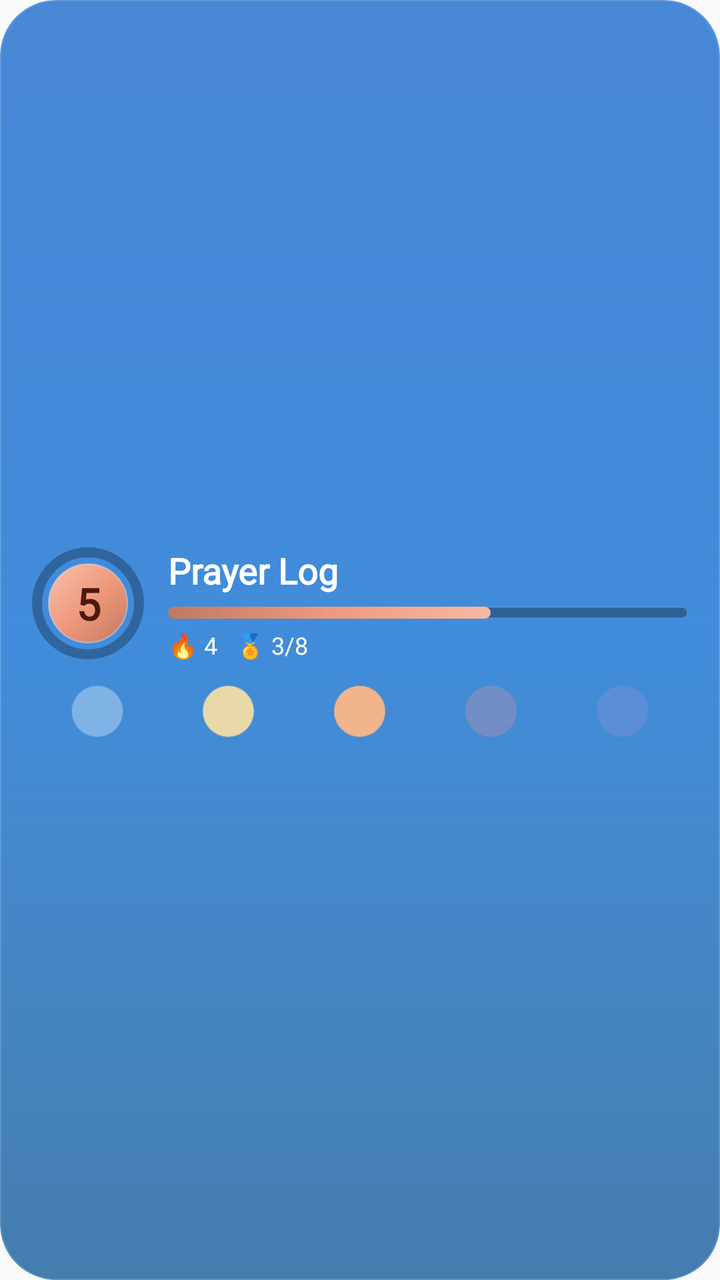
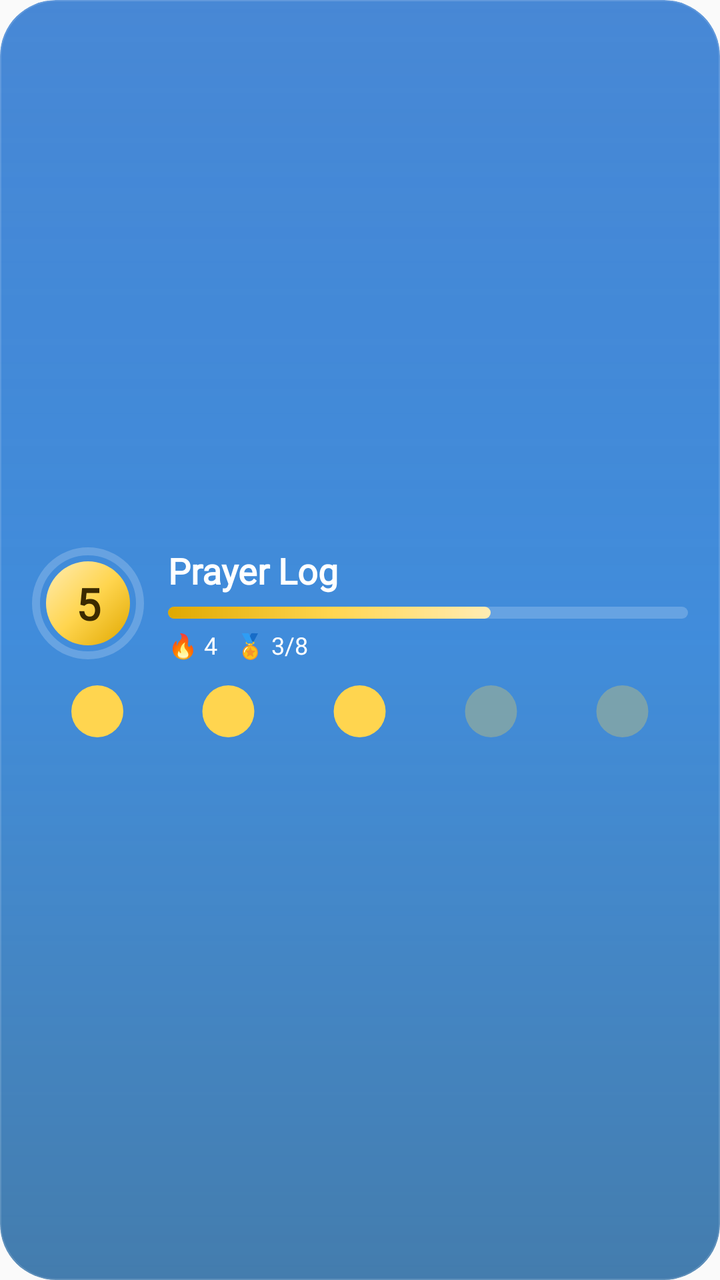

Before-and-after screenshots of an Android layout around one commit, followed by the original layout XML and the change that was made.
<!-- AndroidManifest.xml: application theme Theme.Waktiva -->
<!-- res/layout/widget_prayer_log_preview.xml -->
<?xml version="1.0" encoding="utf-8"?>
<FrameLayout xmlns:android="http://schemas.android.com/apk/res/android"
    android:id="@android:id/background"
    android:layout_width="match_parent"
    android:layout_height="match_parent"
    android:background="@drawable/widget_preview_bg"
    android:clipToOutline="true">

    <ImageView
        android:layout_width="match_parent"
        android:layout_height="match_parent"
        android:scaleType="fitXY"
        android:src="@drawable/widget_sheen" />

    <LinearLayout
        android:layout_width="match_parent"
        android:layout_height="match_parent"
        android:gravity="center_vertical"
        android:orientation="vertical"
        android:paddingStart="16dp"
        android:paddingTop="12dp"
        android:paddingEnd="16dp"
        android:paddingBottom="10dp">

        <LinearLayout
            android:layout_width="match_parent"
            android:layout_height="wrap_content"
            android:gravity="center_vertical"
            android:orientation="horizontal">

            <TextView
                android:layout_width="56dp"
                android:layout_height="56dp"
                android:background="@drawable/widget_medal_preview"
                android:fontFamily="@font/inter_medium"
                android:gravity="center"
                android:text="5"
                android:textColor="#FF4A1B0C"
                android:textSize="22sp"
                android:textStyle="bold" />

            <LinearLayout
                android:layout_width="0dp"
                android:layout_height="wrap_content"
                android:layout_marginStart="12dp"
                android:layout_weight="1"
                android:orientation="vertical">

                <TextView
                    android:layout_width="wrap_content"
                    android:layout_height="wrap_content"
                    android:fontFamily="@font/inter_medium"
                    android:maxLines="1"
                    android:text="@string/prayer_log_title"
                    android:textColor="#FFFFFFFF"
                    android:textSize="18sp"
                    android:textStyle="bold" />

                <ProgressBar
                    style="?android:attr/progressBarStyleHorizontal"
                    android:layout_width="match_parent"
                    android:layout_height="6dp"
                    android:layout_marginTop="6dp"
                    android:max="1000"
                    android:maxHeight="6dp"
                    android:minHeight="6dp"
                    android:progress="620"
                    android:progressDrawable="@drawable/widget_xp_bar" />

                <TextView
                    android:layout_width="wrap_content"
                    android:layout_height="wrap_content"
                    android:layout_marginTop="5dp"
                    android:fontFamily="@font/inter_medium"
                    android:maxLines="1"
                    android:text="🔥 4   🏅 3/8"
                    android:textColor="#FFFFFFFF"
                    android:textSize="12sp" />
            </LinearLayout>
        </LinearLayout>

        <LinearLayout
            android:layout_width="match_parent"
            android:layout_height="wrap_content"
            android:layout_marginTop="12dp"
            android:orientation="horizontal">

            <ImageView
                android:layout_width="0dp"
                android:layout_height="26dp"
                android:layout_weight="1"
                android:src="@drawable/widget_log_dot_preview"
                android:tint="#FF7FB2E5" />

            <ImageView
                android:layout_width="0dp"
                android:layout_height="26dp"
                android:layout_weight="1"
                android:src="@drawable/widget_log_dot_preview"
                android:tint="#FFE8D9A8" />

            <ImageView
                android:layout_width="0dp"
                android:layout_height="26dp"
                android:layout_weight="1"
                android:src="@drawable/widget_log_dot_preview"
                android:tint="#FFF2B48A" />

            <ImageView
                android:layout_width="0dp"
                android:layout_height="26dp"
                android:layout_weight="1"
                android:alpha="0.3"
                android:src="@drawable/widget_log_dot_preview"
                android:tint="#FFE28F9B" />

            <ImageView
                android:layout_width="0dp"
                android:layout_height="26dp"
                android:layout_weight="1"
                android:alpha="0.3"
                android:src="@drawable/widget_log_dot_preview"
                android:tint="#FF9A8FD8" />
        </LinearLayout>
    </LinearLayout>
</FrameLayout>
<!-- resources referenced by this layout -->
<resources>
  <!-- drawable widget_log_dot_preview (drawable) -->
  <?xml version="1.0" encoding="utf-8"?>
  <shape xmlns:android="http://schemas.android.com/apk/res/android"
      android:shape="oval">
      <size android:width="26dp" android:height="26dp" />
      <solid android:color="#FFFFFFFF" />
      <stroke android:width="0.7dp" android:color="#59FFFFFF" />
  </shape>
  <!-- drawable widget_medal_preview (drawable) -->
  <?xml version="1.0" encoding="utf-8"?>
  <layer-list xmlns:android="http://schemas.android.com/apk/res/android">
      <item>
          <shape android:shape="oval">
              <stroke android:width="5dp" android:color="#47000000" />
          </shape>
      </item>
      <item
          android:bottom="8dp"
          android:left="8dp"
          android:right="8dp"
          android:top="8dp">
          <shape android:shape="oval">
              <gradient
                  android:angle="315"
                  android:centerColor="#FFF0997B"
                  android:endColor="#FFC07A62"
                  android:startColor="#FFF7C2AE" />
              <stroke android:width="0.7dp" android:color="#59FFFFFF" />
          </shape>
      </item>
  </layer-list>
  <!-- drawable widget_preview_bg (drawable) -->
  <?xml version="1.0" encoding="utf-8"?>
  <shape xmlns:android="http://schemas.android.com/apk/res/android"
      android:shape="rectangle">
      <gradient
          android:angle="270"
          android:startColor="#FF2773CE"
          android:endColor="#FF5AA6E8"
          android:type="linear" />
      <corners android:radius="@dimen/widget_corner_radius" />
  </shape>
  <!-- drawable widget_sheen (drawable) -->
  <?xml version="1.0" encoding="utf-8"?>
  <layer-list xmlns:android="http://schemas.android.com/apk/res/android">
      <item>
          <shape android:shape="rectangle">
              <gradient
                  android:angle="270"
                  android:startColor="#26FFFFFF"
                  android:centerColor="#00FFFFFF"
                  android:endColor="#00FFFFFF"
                  android:type="linear" />
              <corners android:radius="@dimen/widget_corner_radius" />
          </shape>
      </item>
      <item>
          <shape android:shape="rectangle">
              <gradient
                  android:angle="90"
                  android:startColor="#40000000"
                  android:centerColor="#00000000"
                  android:endColor="#00000000"
                  android:type="linear" />
              <corners android:radius="@dimen/widget_corner_radius" />
          </shape>
      </item>
      <item>
          <shape android:shape="rectangle">
              <stroke android:width="0.5dp" android:color="#24FFFFFF" />
              <corners android:radius="@dimen/widget_corner_radius" />
          </shape>
      </item>
  </layer-list>
  <!-- drawable widget_xp_bar (drawable) -->
  <?xml version="1.0" encoding="utf-8"?>
  <layer-list xmlns:android="http://schemas.android.com/apk/res/android">
      <item android:id="@android:id/background">
          <shape android:shape="rectangle">
              <corners android:radius="999dp" />
              <solid android:color="#4D000000" />
              <stroke android:width="0.5dp" android:color="#1AFFFFFF" />
          </shape>
      </item>
      <item android:id="@android:id/progress">
          <scale android:scaleWidth="100%">
              <shape android:shape="rectangle">
                  <corners android:radius="999dp" />
                  <gradient
                      android:angle="0"
                      android:centerColor="#FFF0997B"
                      android:endColor="#FFF7B9A2"
                      android:startColor="#FFC07A62" />
              </shape>
          </scale>
      </item>
  </layer-list>
  <string name="prayer_log_title">Prayer Log</string>
  <style name="Theme.Waktiva" parent="Theme.AppCompat.DayNight.NoActionBar" />
  <dimen name="widget_corner_radius">22dp</dimen>
</resources>

<!-- the commit's change to res/layout/widget_prayer_log_preview.xml (unified diff, before → after) -->
@@ -35,7 +35,7 @@
                 android:fontFamily="@font/inter_medium"
                 android:gravity="center"
                 android:text="5"
-                android:textColor="#FF4A1B0C"
+                android:textColor="#FF3B2A00"
                 android:textSize="22sp"
                 android:textStyle="bold" />
 
@@ -89,38 +89,33 @@
                 android:layout_width="0dp"
                 android:layout_height="26dp"
                 android:layout_weight="1"
-                android:src="@drawable/widget_log_dot_preview"
-                android:tint="#FF7FB2E5" />
+                android:src="@drawable/widget_log_dot_preview" />
 
             <ImageView
                 android:layout_width="0dp"
                 android:layout_height="26dp"
                 android:layout_weight="1"
-                android:src="@drawable/widget_log_dot_preview"
-                android:tint="#FFE8D9A8" />
+                android:src="@drawable/widget_log_dot_preview" />
 
             <ImageView
                 android:layout_width="0dp"
                 android:layout_height="26dp"
                 android:layout_weight="1"
-                android:src="@drawable/widget_log_dot_preview"
-                android:tint="#FFF2B48A" />
+                android:src="@drawable/widget_log_dot_preview" />
 
             <ImageView
                 android:layout_width="0dp"
                 android:layout_height="26dp"
                 android:layout_weight="1"
                 android:alpha="0.3"
-                android:src="@drawable/widget_log_dot_preview"
-                android:tint="#FFE28F9B" />
+                android:src="@drawable/widget_log_dot_preview" />
 
             <ImageView
                 android:layout_width="0dp"
                 android:layout_height="26dp"
                 android:layout_weight="1"
                 android:alpha="0.3"
-                android:src="@drawable/widget_log_dot_preview"
-                android:tint="#FF9A8FD8" />
+                android:src="@drawable/widget_log_dot_preview" />
         </LinearLayout>
     </LinearLayout>
 </FrameLayout>
<!-- resource entries referenced after the edit -->
@@ -5,29 +5,27 @@
   <shape xmlns:android="http://schemas.android.com/apk/res/android"
       android:shape="oval">
       <size android:width="26dp" android:height="26dp" />
-      <solid android:color="#FFFFFFFF" />
-      <stroke android:width="0.7dp" android:color="#59FFFFFF" />
+      <solid android:color="#FFFFD54F" />
   </shape>
   <!-- drawable widget_medal_preview (drawable) -->
   <?xml version="1.0" encoding="utf-8"?>
   <layer-list xmlns:android="http://schemas.android.com/apk/res/android">
       <item>
           <shape android:shape="oval">
-              <stroke android:width="5dp" android:color="#47000000" />
+              <stroke android:width="4dp" android:color="#33FFFFFF" />
           </shape>
       </item>
       <item
-          android:bottom="8dp"
-          android:left="8dp"
-          android:right="8dp"
-          android:top="8dp">
+          android:bottom="7dp"
+          android:left="7dp"
+          android:right="7dp"
+          android:top="7dp">
           <shape android:shape="oval">
               <gradient
                   android:angle="315"
-                  android:centerColor="#FFF0997B"
-                  android:endColor="#FFC07A62"
-                  android:startColor="#FFF7C2AE" />
-              <stroke android:width="0.7dp" android:color="#59FFFFFF" />
+                  android:centerColor="#FFFFD54F"
+                  android:endColor="#FFE0A800"
+                  android:startColor="#FFFFECB3" />
           </shape>
       </item>
   </layer-list>
@@ -80,8 +78,7 @@
       <item android:id="@android:id/background">
           <shape android:shape="rectangle">
               <corners android:radius="999dp" />
-              <solid android:color="#4D000000" />
-              <stroke android:width="0.5dp" android:color="#1AFFFFFF" />
+              <solid android:color="#33FFFFFF" />
           </shape>
       </item>
       <item android:id="@android:id/progress">
@@ -90,9 +87,9 @@
                   <corners android:radius="999dp" />
                   <gradient
                       android:angle="0"
-                      android:centerColor="#FFF0997B"
-                      android:endColor="#FFF7B9A2"
-                      android:startColor="#FFC07A62" />
+                      android:endColor="#FFFFECB3"
+                      android:centerColor="#FFFFD54F"
+                      android:startColor="#FFE0A800" />
               </shape>
           </scale>
       </item>
